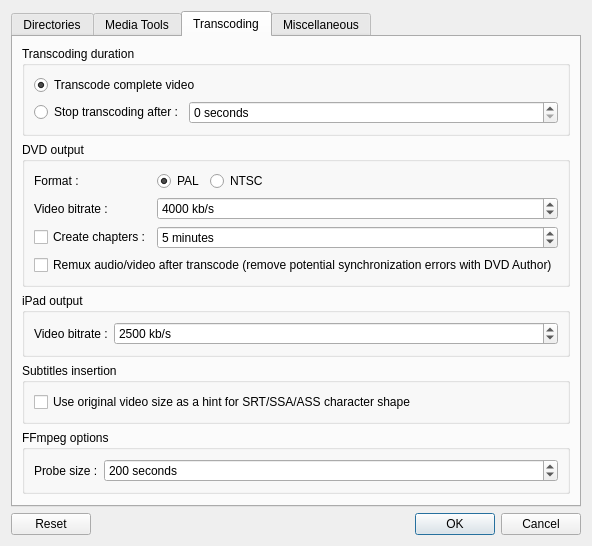
qtlmovie/qtlmovie, file src/QtlMovie/QtlMovieEditSettings.ui: the form before one commit.
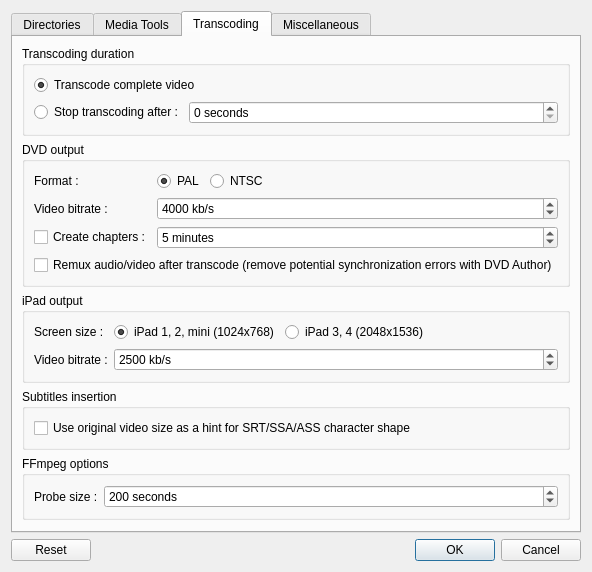
The form after the commit. The open tabs and pages were chosen to show the change. Icons and pictures are not drawn. Custom widgets are drawn as their Qt base class.

Commit message: Added settings to specify iPad type (screen resolution)

Diff of the .ui file:
```diff
--- a/src/QtlMovie/QtlMovieEditSettings.ui
+++ b/src/QtlMovie/QtlMovieEditSettings.ui
@@ -7,7 +7,7 @@
     <x>0</x>
     <y>0</y>
     <width>567</width>
-    <height>515</height>
+    <height>525</height>
    </rect>
   </property>
   <property name="windowTitle">
@@ -469,7 +469,7 @@
           <string>iPad output</string>
          </property>
          <layout class="QGridLayout" name="gridLayout_4">
-          <item row="0" column="0">
+          <item row="1" column="0">
            <widget class="QLabel" name="labelIpadBitrate">
             <property name="sizePolicy">
              <sizepolicy hsizetype="Minimum" vsizetype="Preferred">
@@ -483,6 +483,43 @@
            </widget>
           </item>
           <item row="0" column="1">
+           <widget class="QRadioButton" name="radioIpad12">
+            <property name="text">
+             <string>iPad 1, 2, mini (1024x768)</string>
+            </property>
+            <property name="checked">
+             <bool>true</bool>
+            </property>
+           </widget>
+          </item>
+          <item row="0" column="2">
+           <widget class="QRadioButton" name="radioIpad34">
+            <property name="text">
+             <string>iPad 3, 4 (2048x1536)</string>
+            </property>
+           </widget>
+          </item>
+          <item row="0" column="0">
+           <widget class="QLabel" name="labelResolution">
+            <property name="text">
+             <string>Screen size :</string>
+            </property>
+           </widget>
+          </item>
+          <item row="0" column="3">
+           <spacer name="horizontalSpacer_2">
+            <property name="orientation">
+             <enum>Qt::Horizontal</enum>
+            </property>
+            <property name="sizeHint" stdset="0">
+             <size>
+              <width>40</width>
+              <height>20</height>
+             </size>
+            </property>
+           </spacer>
+          </item>
+          <item row="1" column="1" colspan="3">
            <widget class="QSpinBox" name="spinIpadBitrate">
             <property name="sizePolicy">
              <sizepolicy hsizetype="MinimumExpanding" vsizetype="Fixed">
```
The commit also changes 7 other files.
